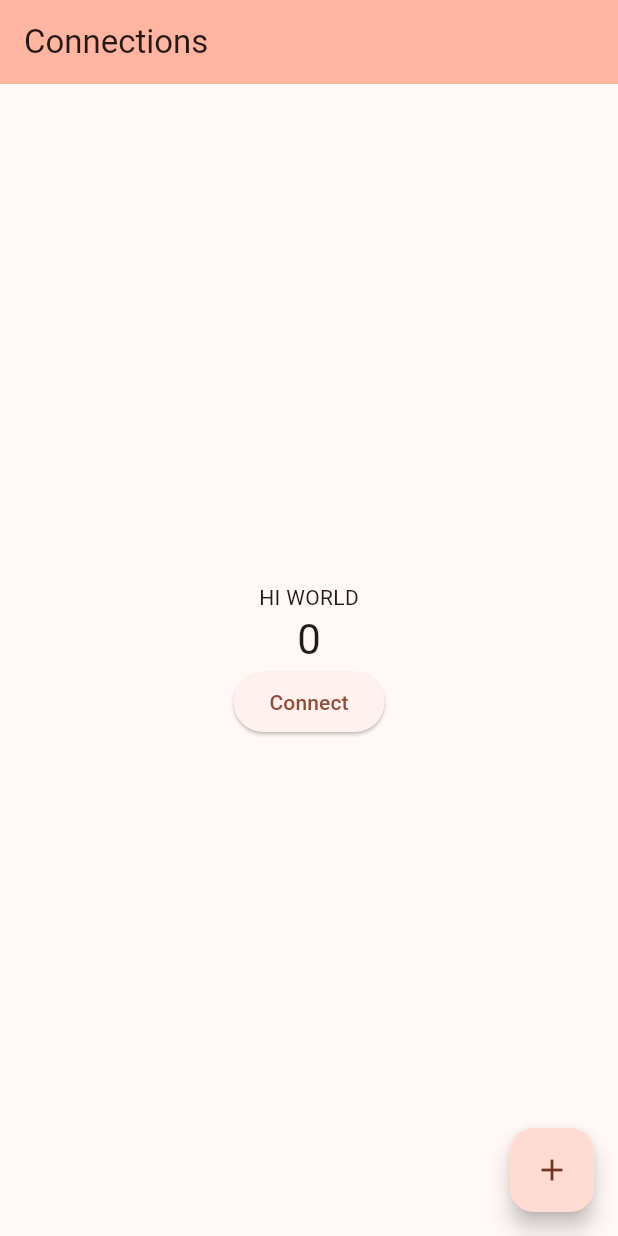
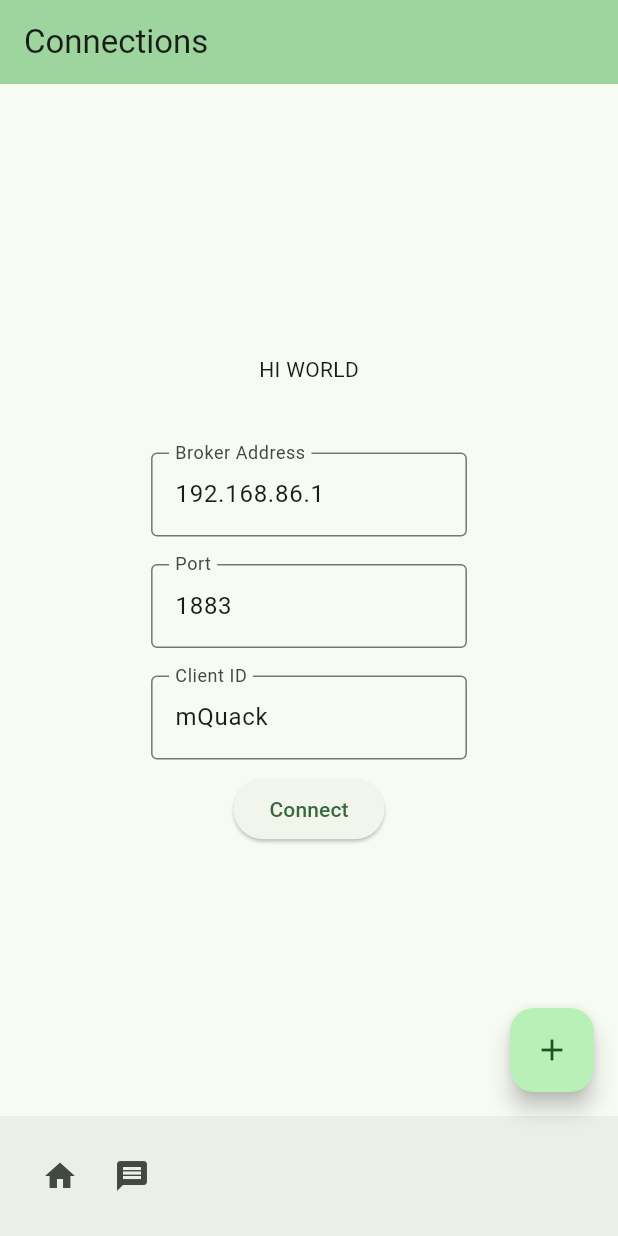
Before and after one commit to lazoolo/mquack, a Flutter app: the screen it shows after launch, on a phone screen of 412 x 824 dp. Run offline on Flutter 3.47's test engine with Material 2 defaults, Android fonts, the phone set to English and light mode, and no system bars; our stand-ins replace flutter_screenutil; missing offline and left inert: mqtt_client.

Commit message:
Added message list

```diff
--- a/lib/main.dart
+++ b/lib/main.dart
@@ -1,7 +1,10 @@
 import 'package:flutter/material.dart';
 import 'package:provider/provider.dart';
 import 'mquacktt.dart';
+import 'messages.dart';
 import 'package:logging/logging.dart';
+import 'package:flutter_screenutil/flutter_screenutil.dart';
+import 'package:flutter/services.dart';
 
 void main() {
   Logger.root.level =
@@ -23,6 +26,10 @@ class MyApp extends StatelessWidget {
   // This widget is the root of your application.
   @override
   Widget build(BuildContext context) {
+    ScreenUtil.init(
+      context,
+      designSize: Size(360, 690),
+    );
     return MaterialApp(
       title: 'mQuack',
       theme: ThemeData(
@@ -41,7 +48,8 @@ class MyApp extends StatelessWidget {
         //
         // This works for code too, not just values: Most code changes can be
         // tested with just a hot reload.
-        colorScheme: ColorScheme.fromSeed(seedColor: Colors.deepOrange),
+        colorScheme:
+            ColorScheme.fromSeed(seedColor: Color.fromARGB(255, 1, 47, 12)),
         useMaterial3: true,
       ),
       home: const MyHomePage(title: 'Connections'),
@@ -60,13 +68,28 @@ class MyHomePage extends StatefulWidget {
 
 class _MyHomePageState extends State<MyHomePage> {
   MqttManager? mqttManager;
-  int _counter = 0;
   String _message = 'HI WORLD';
+  String _brokerAddress = '192.168.86.1'; // Default broker address
+  List<String> _messages = [];
+
+  final TextEditingController _brokerAddressController =
+      TextEditingController();
+
+  int _brokerPort = 1883; // Default broker port
+  final TextEditingController _brokerPortController = TextEditingController();
+
+  final TextEditingController _clientIdController = TextEditingController();
 
   void _incrementCounter() {
-    setState(() {
-      _counter++;
-    });
+    setState(() {});
+  }
+
+  @override
+  void initState() {
+    super.initState();
+    _brokerAddressController.text = _brokerAddress;
+    _brokerPortController.text = _brokerPort.toString(); // Set the initial text
+    _clientIdController.text = 'mQuack'; // Set the default value for ClientID
   }
 
   @override
@@ -84,8 +107,17 @@ class _MyHomePageState extends State<MyHomePage> {
               _message,
             ),
             Text(
-              '$_counter',
+              '',
               style: Theme.of(context).textTheme.headlineMedium,
+            ),
+            Wrap(
+              direction: Axis.horizontal,
+              alignment: WrapAlignment.center,
+              children: <Widget>[
+                _buildBrokerAddressField(),
+                _buildPortField(),
+                _buildClientIdField(), // Add this line
+              ],
             ),
             ElevatedButton(
               onPressed: () {
@@ -94,7 +126,8 @@ class _MyHomePageState extends State<MyHomePage> {
                   mqttManager?.disconnect();
                 } else {
                   mqttManager = MqttManager(
-                    serverAddress: '192.168.86.2',
+                    serverAddress: _brokerAddress,
+                    serverPort: _brokerPort,
                     clientId: 'XXYYZZ',
                     onConnectionChanged: (connected) {
                       Provider.of<ConnectionState>(context, listen: false)
@@ -103,6 +136,7 @@ class _MyHomePageState extends State<MyHomePage> {
                     onMessageReceived: (message) {
                       setState(() {
                         _message = message;
+                        _messages.add(message);
                       });
                     },
                   );
@@ -116,10 +150,94 @@ class _MyHomePageState extends State<MyHomePage> {
           ],
         ),
       ),
+      bottomNavigationBar: BottomAppBar(
+        child: Row(
+          children: <Widget>[
+            IconButton(
+              icon: Icon(Icons.home),
+              onPressed: () {
+                // You're already on the main page, so no need to navigate
+              },
+            ),
+            IconButton(
+              icon: Icon(Icons.message),
+              onPressed: () {
+                Navigator.push(
+                  context,
+                  MaterialPageRoute(
+                    builder: (context) => MessageListPage(messages: _messages),
+                  ),
+                );
+              },
+            ),
+          ],
+        ),
+      ),
       floatingActionButton: FloatingActionButton(
         onPressed: _incrementCounter,
         tooltip: 'Increment',
         child: const Icon(Icons.add),
+      ),
+    );
+  }
+
+  Widget _buildBrokerAddressField() {
+    return Container(
+      width: 200.w, // Set your desired maximum width here.
+      child: Padding(
+        padding: EdgeInsets.all(8.0.w),
+        child: TextField(
+          controller: _brokerAddressController,
+          decoration: InputDecoration(
+            labelText: 'Broker Address',
+            border: OutlineInputBorder(),
+          ),
+          onChanged: (value) {
+            _brokerAddress = value;
+          },
+        ),
+      ),
+    );
+  }
+
+  Widget _buildPortField() {
+    return Container(
+      width: 200.w, // Set your desired maximum width here.
+      child: Padding(
+        padding: EdgeInsets.all(8.0.w),
+        child: TextField(
+          controller: _brokerPortController,
+          decoration: InputDecoration(
+            labelText: 'Port',
+            border: OutlineInputBorder(),
+          ),
+          keyboardType: TextInputType.number,
+          inputFormatters: <TextInputFormatter>[
+            FilteringTextInputFormatter.digitsOnly
+          ], // Only numbers can be entered
+          onChanged: (value) {
+            _brokerPort = int.tryParse(value) ?? 1883;
+          },
+        ),
+      ),
+    );
+  }
+
+  Widget _buildClientIdField() {
+    return Container(
+      width: 200.w, // Set your desired maximum width here.
+      child: Padding(
+        padding: EdgeInsets.all(8.0.w),
+        child: TextField(
+          controller: _clientIdController,
+          decoration: InputDecoration(
+            labelText: 'Client ID',
+            border: OutlineInputBorder(),
+          ),
+          onChanged: (value) {
+            // Update your client ID here
+          },
+        ),
       ),
     );
   }
--- a/lib/mquacktt.dart
+++ b/lib/mquacktt.dart
@@ -4,7 +4,8 @@ import 'package:logging/logging.dart';
 
 class MqttManager {
   final String serverAddress;
-  final String clientId;
+  String clientId;
+  int serverPort;
   final Function(bool) onConnectionChanged;
   final Function(String) onMessageReceived;
 
@@ -12,16 +13,17 @@ class MqttManager {
 
   final _logger = Logger('MqttManager');
 
-  MqttManager({
-    required this.serverAddress,
-    required this.clientId,
-    required this.onConnectionChanged,
-    required this.onMessageReceived,
-  });
+  MqttManager(
+      {required this.serverAddress,
+      required this.onConnectionChanged,
+      required this.onMessageReceived,
+      this.clientId = 'mQuack',
+      this.serverPort = 1883});
 
   Future<MqttServerClient> connectToBroker() async {
     client = MqttServerClient(serverAddress, clientId);
     client!.logging(on: false);
+    client!.port = serverPort;
     client!.keepAlivePeriod = 60;
     client!.onDisconnected = onDisconnected;
     client!.onConnected = onConnected;
--- a/pubspec.yaml
+++ b/pubspec.yaml
@@ -33,6 +33,8 @@ dependencies:
   mqtt_client: ^10.0.0
   provider: ^6.0.0
   logging: ^1.2.0
+  flutter_screenutil: ^5.9.0
+
 
 
   # The following adds the Cupertino Icons font to your application.
```
Also changed, not shown: lib/messages.dart (added, +47 -0 lines), pubspec.lock.
